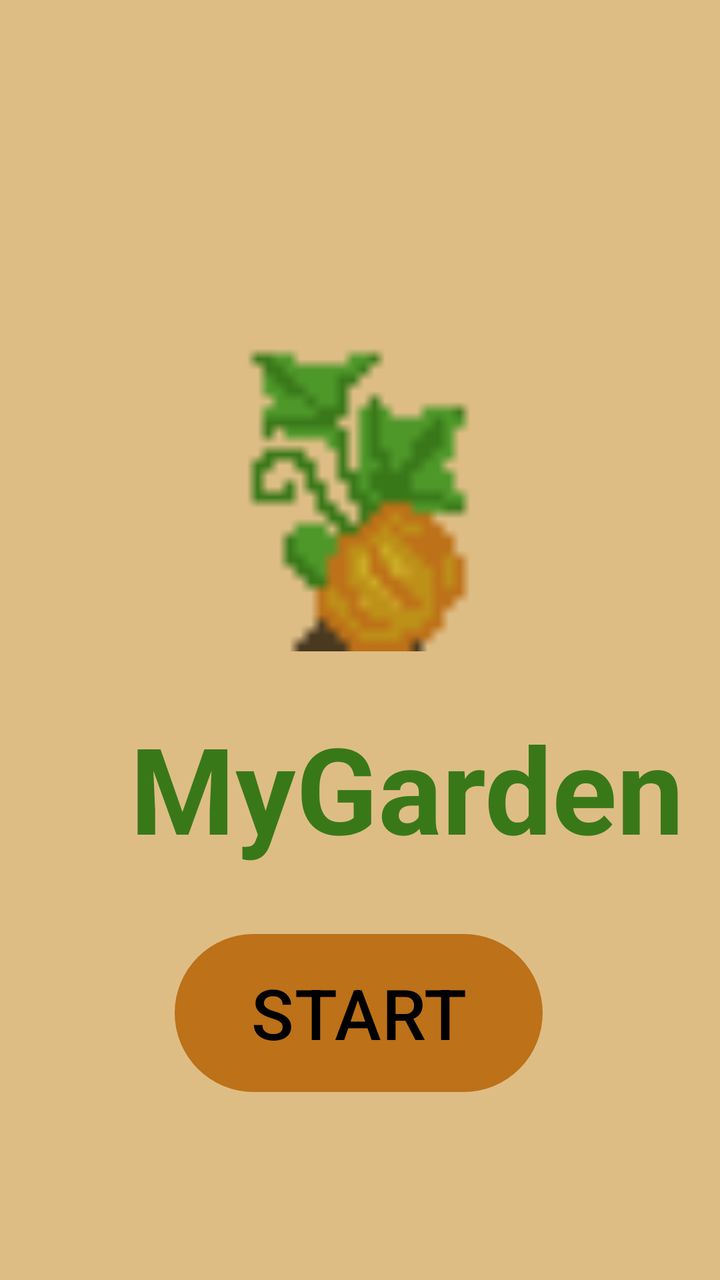
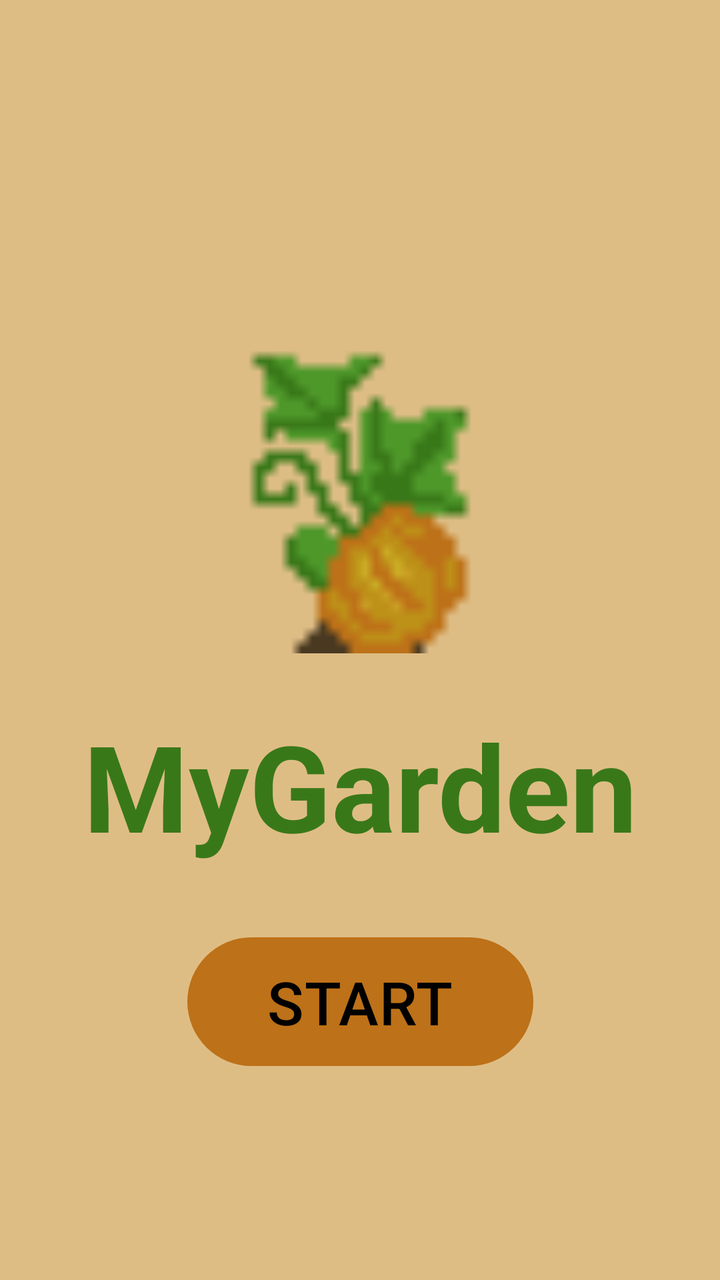

Screens rendered from an Android XML layout before and after an edit, with the pre-edit source and the edit as a unified diff.
<!-- AndroidManifest.xml: application theme Theme.MyGarden -->
<!-- res/layout/activity_start.xml -->
<?xml version="1.0" encoding="utf-8"?>
<androidx.constraintlayout.widget.ConstraintLayout xmlns:android="http://schemas.android.com/apk/res/android"
    xmlns:app="http://schemas.android.com/apk/res-auto"
    xmlns:tools="http://schemas.android.com/tools"
    android:id="@+id/main"
    android:layout_width="match_parent"
    android:layout_height="match_parent"

    tools:context=".activities.StartActivity">

    <ImageView
        android:id="@+id/imageView"
        android:layout_width="170dp"
        android:layout_height="174dp"
        app:layout_constraintBottom_toBottomOf="parent"
        app:layout_constraintEnd_toEndOf="parent"
        app:layout_constraintHorizontal_bias="0.497"
        app:layout_constraintStart_toStartOf="parent"
        app:layout_constraintTop_toTopOf="parent"
        app:layout_constraintVertical_bias="0.33"
        app:srcCompat="@drawable/intro" />

    <TextView
        android:id="@+id/App_Name"
        android:layout_width="407dp"
        android:layout_height="87dp"
        android:text="MyGarden"
        android:textAlignment="center"
        android:textSize="60dp"
        android:textStyle="bold"
        android:textColor="?attr/colorOnSurface"
        app:layout_constraintBottom_toBottomOf="parent"
        app:layout_constraintEnd_toEndOf="parent"
        app:layout_constraintHorizontal_bias="0.0"
        app:layout_constraintStart_toStartOf="parent"
        app:layout_constraintTop_toBottomOf="@+id/imageView"
        app:layout_constraintVertical_bias="0.115" />

    <Button
        android:id="@+id/StartButton"
        android:layout_width="184dp"
        android:layout_height="87dp"
        android:text="START"
        android:textSize="35dp"
        android:textColor="?attr/colorText"
        app:layout_constraintBottom_toBottomOf="parent"
        app:layout_constraintEnd_toEndOf="parent"
        app:layout_constraintHorizontal_bias="0.497"
        app:layout_constraintStart_toStartOf="parent"
        app:layout_constraintTop_toBottomOf="@+id/App_Name"
        app:layout_constraintVertical_bias="0.198" />

</androidx.constraintlayout.widget.ConstraintLayout>
<!-- resources referenced by this layout -->
<resources>
  <!-- drawable intro: png bitmap (drawable, 15930 bytes) -->
  <style name="Theme.MyGarden" parent="Base.Theme.MyGarden" />
  <style name="Base.Theme.MyGarden" parent="Theme.Material3.DayNight.NoActionBar">
          
          
          <item name="android:windowBackground">@color/beige</item>
          <item name="colorOnSurface">@color/dark_green</item>
          <item name="colorPrimary">@color/dark_orange</item>
          <item name="colorText">@color/black</item>
      </style>
  <color name="beige">#DEBD85</color>
  <color name="dark_green">#397819</color>
  <color name="dark_orange">#BD7118</color>
  <color name="black">#FF000000</color>
</resources>

<!-- the commit's change to res/layout/activity_start.xml (unified diff, before → after) -->
@@ -5,49 +5,51 @@
     android:id="@+id/main"
     android:layout_width="match_parent"
     android:layout_height="match_parent"
-
     tools:context=".activities.StartActivity">
 
     <ImageView
         android:id="@+id/imageView"
         android:layout_width="170dp"
         android:layout_height="174dp"
-        app:layout_constraintBottom_toBottomOf="parent"
+        android:contentDescription="App Logo"
+        app:layout_constraintBottom_toTopOf="@+id/App_Name"
         app:layout_constraintEnd_toEndOf="parent"
-        app:layout_constraintHorizontal_bias="0.497"
         app:layout_constraintStart_toStartOf="parent"
         app:layout_constraintTop_toTopOf="parent"
-        app:layout_constraintVertical_bias="0.33"
+        app:layout_constraintVertical_chainStyle="packed"
+        app:layout_constraintVertical_bias="0.60"
         app:srcCompat="@drawable/intro" />
 
     <TextView
         android:id="@+id/App_Name"
-        android:layout_width="407dp"
-        android:layout_height="87dp"
+        android:layout_width="0dp"
+        android:layout_height="wrap_content"
+        android:layout_marginTop="24dp"
         android:text="MyGarden"
         android:textAlignment="center"
-        android:textSize="60dp"
+        android:textColor="?attr/colorOnSurface"
+        android:textSize="60sp"
         android:textStyle="bold"
-        android:textColor="?attr/colorOnSurface"
-        app:layout_constraintBottom_toBottomOf="parent"
+        app:layout_constraintBottom_toTopOf="@+id/StartButton"
         app:layout_constraintEnd_toEndOf="parent"
-        app:layout_constraintHorizontal_bias="0.0"
         app:layout_constraintStart_toStartOf="parent"
-        app:layout_constraintTop_toBottomOf="@+id/imageView"
-        app:layout_constraintVertical_bias="0.115" />
+        app:layout_constraintTop_toBottomOf="@+id/imageView" />
 
     <Button
         android:id="@+id/StartButton"
-        android:layout_width="184dp"
-        android:layout_height="87dp"
+        android:layout_width="wrap_content"
+        android:layout_height="wrap_content"
+        android:layout_marginTop="32dp"
+        android:paddingStart="40dp"
+        android:paddingEnd="40dp"
+        android:paddingTop="12dp"
+        android:paddingBottom="12dp"
         android:text="START"
-        android:textSize="35dp"
         android:textColor="?attr/colorText"
+        android:textSize="30sp"
         app:layout_constraintBottom_toBottomOf="parent"
         app:layout_constraintEnd_toEndOf="parent"
-        app:layout_constraintHorizontal_bias="0.497"
         app:layout_constraintStart_toStartOf="parent"
-        app:layout_constraintTop_toBottomOf="@+id/App_Name"
-        app:layout_constraintVertical_bias="0.198" />
+        app:layout_constraintTop_toBottomOf="@+id/App_Name" />
 
 </androidx.constraintlayout.widget.ConstraintLayout>
